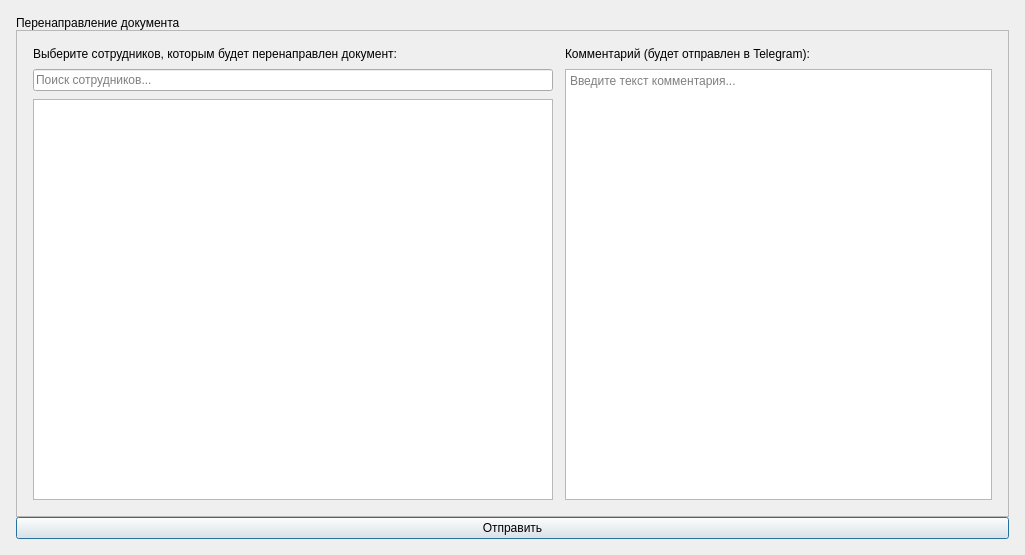
Before: the Qt Designer form client/ui/documents/redirect_dialog.ui in lerakaplich/Documents, drawn with Qt 5.
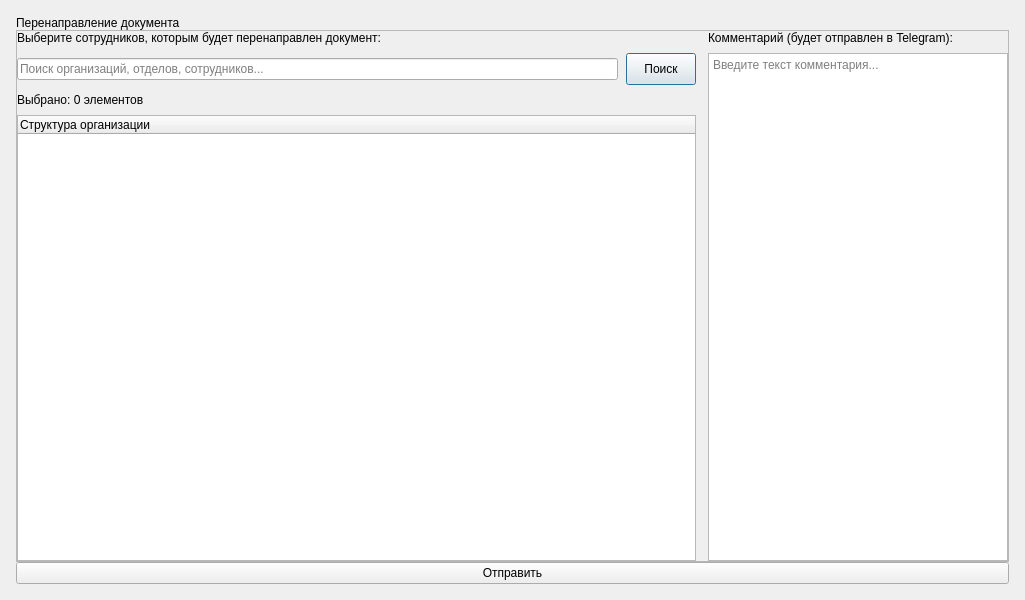
After: the same form once the commit is applied.

What changed in the file:
```diff
--- a/client/ui/documents/redirect_dialog.ui
+++ b/client/ui/documents/redirect_dialog.ui
@@ -7,7 +7,7 @@
     <x>0</x>
     <y>0</y>
     <width>1025</width>
-    <height>555</height>
+    <height>600</height>
    </rect>
   </property>
   <property name="windowTitle">
@@ -151,23 +151,6 @@
     <number>0</number>
    </property>
    <property name="leftMargin">
-    <number>0</number>
-   </property>
-   <property name="topMargin">
-    <number>0</number>
-   </property>
-   <property name="rightMargin">
-    <number>0</number>
-   </property>
-   <property name="bottomMargin">
-    <number>0</number>
-   </property>
-   <item>
-    <layout class="QVBoxLayout" name="mainContentLayout">
-     <property name="spacing">
-      <number>0</number>
-     </property>
-     <property name="leftMargin">
       <number>16</number>
      </property>
      <property name="topMargin">
@@ -198,8 +181,6 @@
        </property>
       </widget>
      </item>
-     <item>
-      <layout class="QVBoxLayout" name="verticalLayout">
        <item>
         <widget class="QFrame" name="contentFrame">
          <property name="frameShape">
@@ -210,16 +191,16 @@
            <number>12</number>
           </property>
           <property name="leftMargin">
-           <number>16</number>
+       <number>0</number>
           </property>
           <property name="topMargin">
-           <number>16</number>
+       <number>0</number>
           </property>
           <property name="rightMargin">
-           <number>16</number>
+       <number>0</number>
           </property>
           <property name="bottomMargin">
-           <number>16</number>
+       <number>0</number>
           </property>
           <item>
            <layout class="QVBoxLayout" name="leftLayout">
@@ -234,38 +215,61 @@
              </widget>
             </item>
             <item>
+         <layout class="QHBoxLayout" name="toolbarLayout">
+          <property name="spacing">
+           <number>8</number>
+          </property>
+          <item>
              <widget class="QLineEdit" name="searchEdit">
+            <property name="placeholderText">
+             <string>Поиск организаций, отделов, сотрудников...</string>
+            </property>
+           </widget>
+          </item>
+          <item>
+           <widget class="QPushButton" name="btnSearch">
+            <property name="minimumSize">
+             <size>
+              <width>70</width>
+              <height>32</height>
+             </size>
+            </property>
+            <property name="maximumSize">
+             <size>
+              <width>70</width>
+              <height>32</height>
+             </size>
+            </property>
+            <property name="cursor">
+             <cursorShape>PointingHandCursor</cursorShape>
+            </property>
+            <property name="text">
+             <string>Поиск</string>
+            </property>
+           </widget>
+          </item>
+         </layout>
+        </item>
+        <item>
+         <widget class="QLabel" name="selectionInfoLabel">
+          <property name="text">
+           <string>Выбрано: 0 элементов</string>
+          </property>
+         </widget>
+        </item>
+        <item>
+         <widget class="QTreeWidget" name="treeWidget">
               <property name="minimumSize">
                <size>
                 <width>0</width>
-                <height>0</height>
-               </size>
-              </property>
-              <property name="maximumSize">
-               <size>
-                <width>16777215</width>
-                <height>80</height>
-               </size>
-              </property>
-              <property name="placeholderText">
-               <string>Поиск сотрудников...</string>
-              </property>
-             </widget>
-            </item>
-            <item>
-             <widget class="QListWidget" name="employeesListWidget">
-              <property name="minimumSize">
-               <size>
-                <width>520</width>
-                <height>0</height>
-               </size>
-              </property>
-              <property name="maximumSize">
-               <size>
-                <width>16777215</width>
-                <height>16777215</height>
-               </size>
-              </property>
+            <height>300</height>
+           </size>
+          </property>
+          <column>
+           <property name="text">
+            <string>Структура организации</string>
+           </property>
+          </column>
              </widget>
             </item>
            </layout>
@@ -284,6 +288,18 @@
             </item>
             <item>
              <widget class="QTextEdit" name="commentTextEdit">
+          <property name="minimumSize">
+           <size>
+            <width>180</width>
+            <height>0</height>
+           </size>
+          </property>
+          <property name="maximumSize">
+           <size>
+            <width>300</width>
+            <height>16777215</height>
+           </size>
+          </property>
               <property name="placeholderText">
                <string>Введите текст комментария...</string>
               </property>
@@ -303,10 +319,6 @@
           <string>Отправить</string>
          </property>
         </widget>
-       </item>
-      </layout>
-     </item>
-    </layout>
    </item>
   </layout>
  </widget>
```
Left out of the diff: 115 changed lines with no effect on the pictures. Lines whose indentation alone changed are shown as unchanged.
